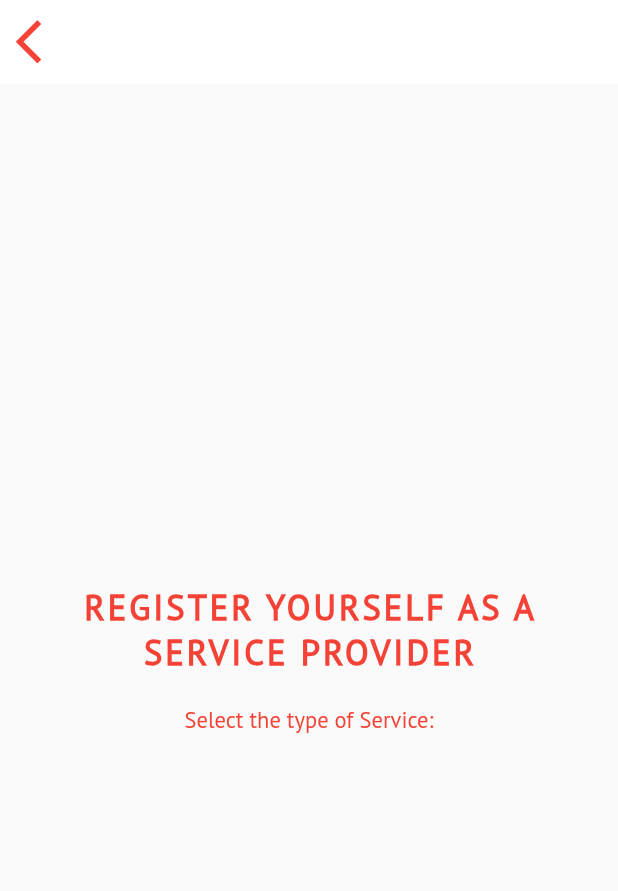
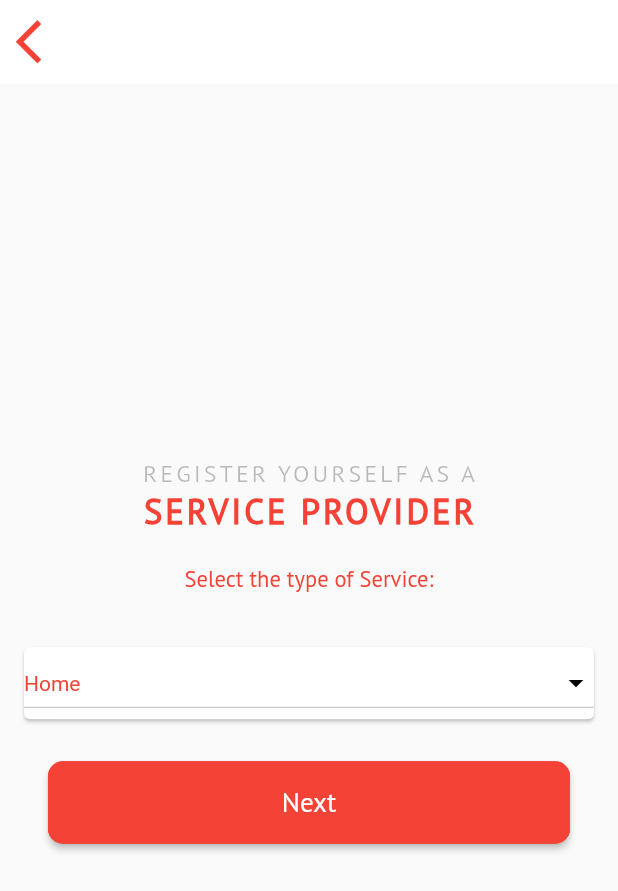
Before and after one commit to atyourdoorstep/at_your_doorstep-Ya_Ibrahim, a Flutter app: the RegisterSellerOne screen opened directly, on a phone screen of 412 x 824 dp. Shown: the top 891 px of the screen. Run offline on Flutter 3.47's test engine with Material 2 defaults, Android fonts, the phone set to English and light mode, and no system bars; our stand-ins replace dio, flutter_easyloading, image_picker, shared_preferences; missing offline and left inert: blobs; accounts and stored records are empty.

Commit message:
ADD Register for seller page and some design changes

```diff
--- a/lib/Screens/registerForSeller.dart
+++ b/lib/Screens/registerForSeller.dart
@@ -12,6 +12,9 @@ class RegisterSellerOne extends StatefulWidget {
 }
 
 class _RegisterSellerOneState extends State<RegisterSellerOne> {
+
+  String dropdownValue = 'Home';
+
   @override
   Widget build(BuildContext context) {
     return Scaffold(
@@ -31,7 +34,7 @@ class _RegisterSellerOneState extends State<RegisterSellerOne> {
           children: <Widget>[
             Center(
               child: Text("REGISTER YOURSELF AS A", style:
-              TextStyle(fontSize: 23, color: Colors.red, fontFamily: "PTSans", fontWeight: FontWeight.w700 , letterSpacing: 2.0)),
+              TextStyle(fontSize: 16, color: Colors.black26, fontFamily: "PTSans", fontWeight: FontWeight.w500 , letterSpacing: 2.0)),
             ),
             Center(
               child: Text("SERVICE PROVIDER", style:
@@ -44,6 +47,72 @@ class _RegisterSellerOneState extends State<RegisterSellerOne> {
               child: Text("Select the type of Service:", style:
               TextStyle(fontSize: 15, color: Colors.red, fontFamily: "PTSans", fontWeight: FontWeight.w400)),
             ),
+            SizedBox(
+              height: 20.0,
+            ),
+            Center(
+              child: Padding(
+                padding: const EdgeInsets.all(12.0),
+                child: Card(
+                 color: Colors.white,
+                  //padding: EdgeInsets.all(0.0),
+                  child: DropdownButton<String>(
+                    isExpanded: true,
+                    focusColor: Colors.white,
+                    value: dropdownValue,
+                    // icon: const Icon(Icons.arrow_downward),
+                    // iconSize: 24,
+                    iconEnabledColor: Colors.black,
+                    style: const TextStyle(color: Colors.red),
+                    onChanged: (String? newValue) {
+                      setState(() {
+                        dropdownValue = newValue!;
+                      });
+                    },
+                    items: <String>['Home', 'Electronics', 'Medical & Pharma', 'Education']
+                        .map<DropdownMenuItem<String>>((String value) {
+                      return DropdownMenuItem<String>(
+                        value: value,
+                        child: Text(value),
+                      );
+                    }).toList(),
+                    hint: Text("Please select the service type"),
+                  ),
+                ),
+              ),
+            ),
+            ///
+            Padding(
+              padding: EdgeInsets.all(12.0),
+              child: Padding(
+                padding: const EdgeInsets.only(left: 10.0, right: 10.0),
+                child: ButtonTheme(
+                  minWidth: double.infinity,
+                  height: 55,
+                  child: Padding(
+                    padding: const EdgeInsets.only(left: 10.0, right: 10.0),
+                    child: RaisedButton(
+                      shape: RoundedRectangleBorder(
+                        borderRadius: BorderRadius.all(Radius.circular(10.0),
+                        ),
+                        side: BorderSide(color: Colors.red),
+                      ),
+                      onPressed: () {
+                        // Navigator.push(
+                        //   context,
+                        //   MaterialPageRoute(
+                        //       builder: (context) => Signup()),
+                        // );
+                      },
+                      color: Colors.red,
+                      child: Text("Next", style:
+                      TextStyle(fontSize: 18, color: Colors.white, fontFamily: "PTSans" )),
+                    ),
+                  ),
+                ),
+              ),
+            ),
+            ///
           ],
         ),
       ),
```
